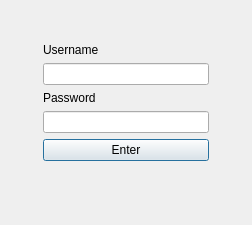
Old version of the form authdialog.ui in the repository fumycat/raw.
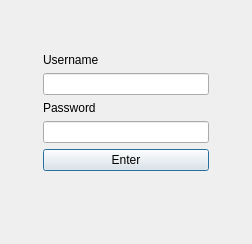
New version of the form.

The edit to the form file:
```diff
--- a/authdialog.ui
+++ b/authdialog.ui
@@ -7,7 +7,7 @@
     <x>0</x>
     <y>0</y>
     <width>252</width>
-    <height>225</height>
+    <height>244</height>
    </rect>
   </property>
   <property name="sizePolicy">
```
Left out of the diff: 2 changed lines with no effect on the pictures.
